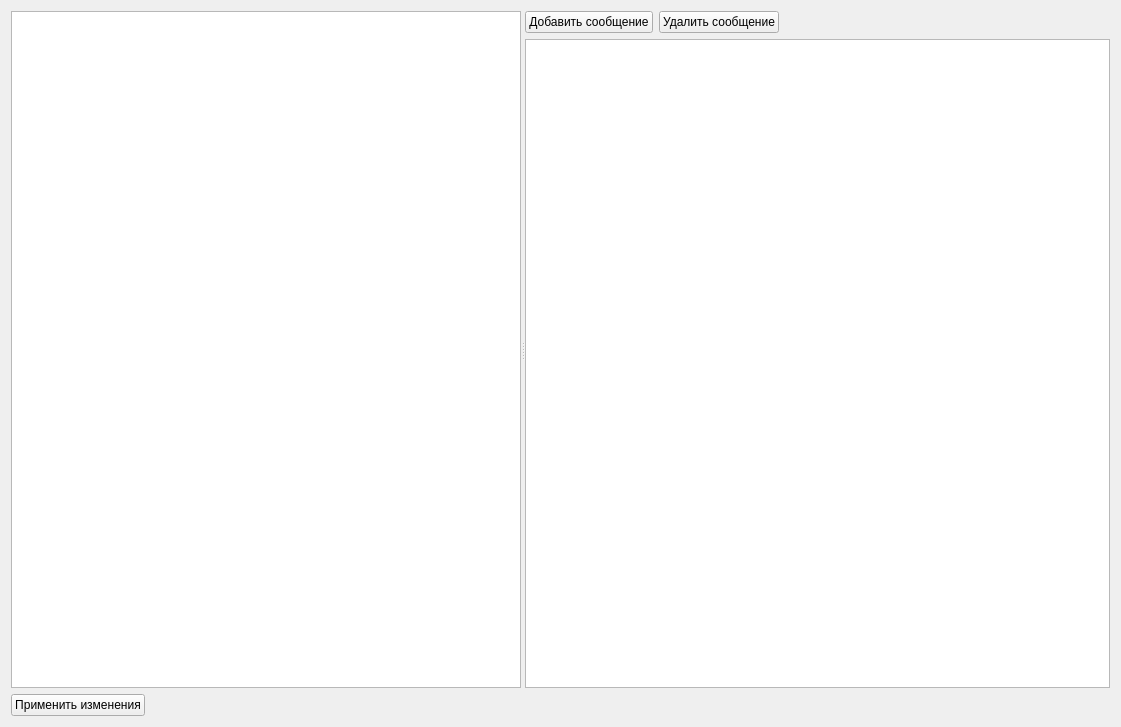
First picture: the form in desktop_constructor_app/constructor_app/widgets/bot_editor_form.ui, repository cuttlesystems/simplegram, before the edit.
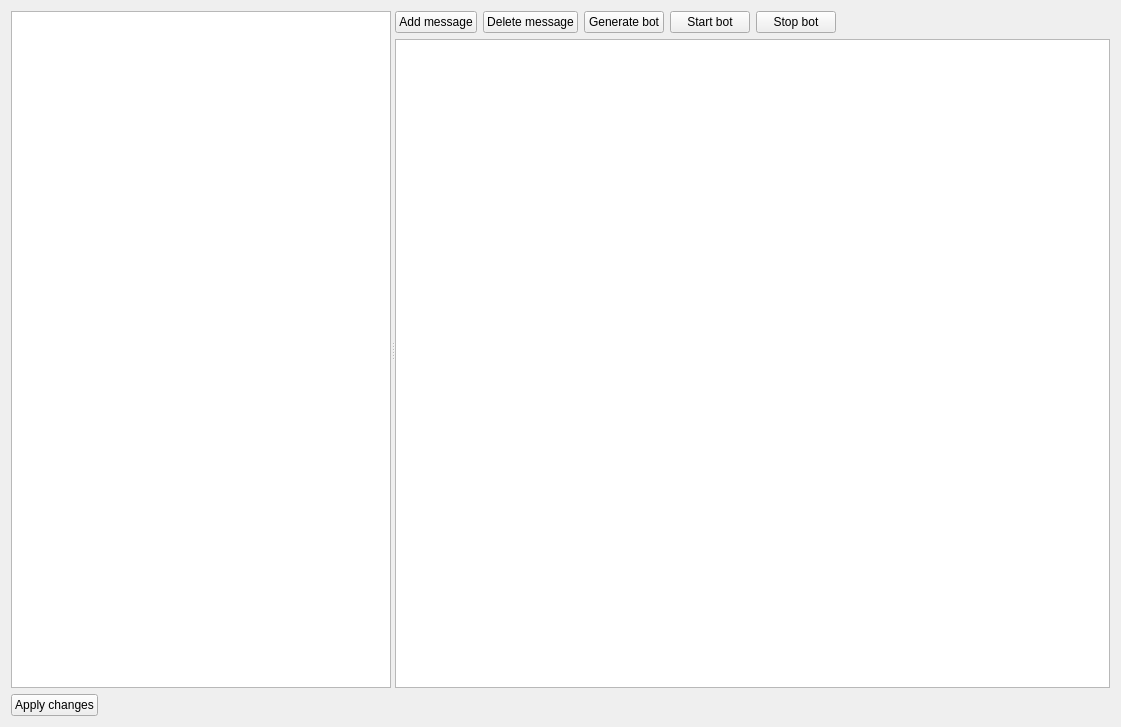
Second picture: the form after the edit. Custom widgets are drawn as their Qt base class.

Commit message: Добавил кнопки сгенерировать бота, запустить бота, остановить бота. Добавил заглушки, куда надо сделать связь с бекендом, когда там напишут реализацию должно будет заработать.

```diff
--- a/desktop_constructor_app/constructor_app/widgets/bot_editor_form.ui
+++ b/desktop_constructor_app/constructor_app/widgets/bot_editor_form.ui
@@ -27,14 +27,35 @@
          <item>
           <widget class="QPushButton" name="add_message_button">
            <property name="text">
-            <string>Добавить сообщение</string>
+            <string>Add message</string>
            </property>
           </widget>
          </item>
          <item>
           <widget class="QPushButton" name="delete_message">
            <property name="text">
-            <string>Удалить сообщение</string>
+            <string>Delete message</string>
+           </property>
+          </widget>
+         </item>
+         <item>
+          <widget class="QPushButton" name="generate_bot_button">
+           <property name="text">
+            <string>Generate bot</string>
+           </property>
+          </widget>
+         </item>
+         <item>
+          <widget class="QPushButton" name="start_bot_button">
+           <property name="text">
+            <string>Start bot</string>
+           </property>
+          </widget>
+         </item>
+         <item>
+          <widget class="QPushButton" name="stop_bot_button">
+           <property name="text">
+            <string>Stop bot</string>
            </property>
           </widget>
          </item>
@@ -65,7 +86,7 @@
      <item>
       <widget class="QPushButton" name="apply_button">
        <property name="text">
-        <string>Применить изменения</string>
+        <string>Apply changes</string>
        </property>
       </widget>
      </item>
```
Left out of the diff: 2 changed lines with no effect on the pictures. The commit also changes 4 other files.
